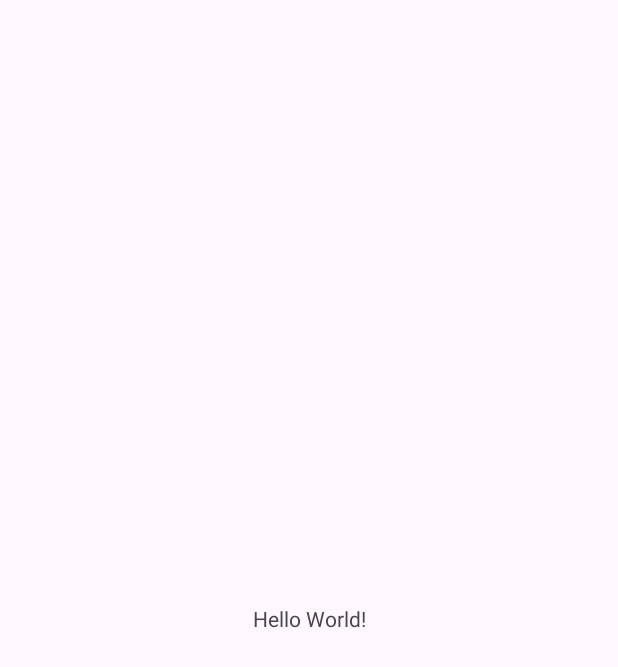
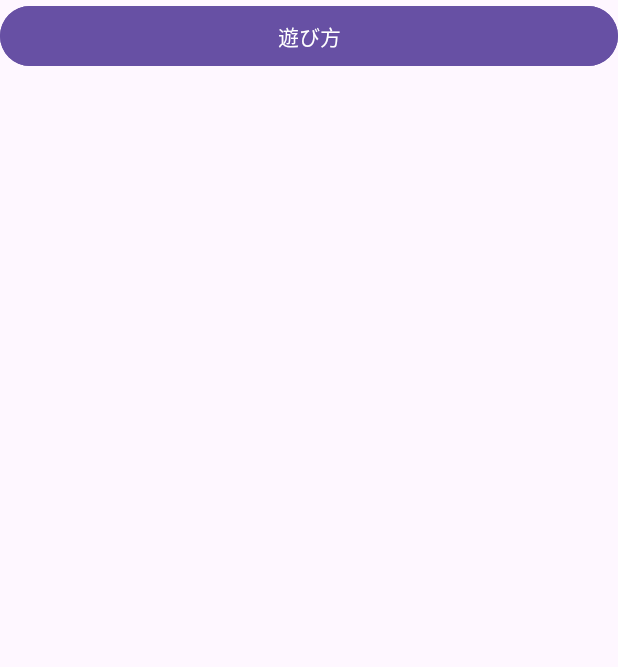
Before and after one commit to Trident-Shakers/FullCommunication, an Android app: the screen it shows after launch (MainActivity), on a phone screen of 412 x 824 dp. Before the commit the part shown is almost empty. Shown: the top 667 px of the screen. Run offline under Robolectric (Android 15) with nearby library versions, the phone set to English and light mode, and no system bars.

Commit message:
MainActivitynにTitleFragmentを表示するようにした

```diff
--- a/app/src/main/java/org/shakers/fullcomunication/ui/MainActivity.java
+++ b/app/src/main/java/org/shakers/fullcomunication/ui/MainActivity.java
@@ -17,5 +17,10 @@ public class MainActivity extends AppCompatActivity {
         super.onCreate(savedInstanceState);
         EdgeToEdge.enable(this);
         setContentView(R.layout.activity_main);
+
+        // Title Fragmentを読み込むようにする
+        getSupportFragmentManager().beginTransaction()
+                .replace(R.id.nav_host_fragment, new TitleFragment())
+                .commit();
     }
 }
--- a/app/src/main/res/layout/activity_main.xml
+++ b/app/src/main/res/layout/activity_main.xml
@@ -7,13 +7,11 @@
     android:layout_height="match_parent"
     tools:context=".ui.MainActivity">
 
-    <TextView
-        android:layout_width="wrap_content"
-        android:layout_height="wrap_content"
-        android:text="Hello World!"
-        app:layout_constraintBottom_toBottomOf="parent"
-        app:layout_constraintEnd_toEndOf="parent"
-        app:layout_constraintStart_toStartOf="parent"
-        app:layout_constraintTop_toTopOf="parent" />
+    <androidx.fragment.app.FragmentContainerView
+        android:layout_width="match_parent"
+        android:layout_height="match_parent"
+        android:id="@+id/nav_host_fragment"
+        />
+
 
 </androidx.constraintlayout.widget.ConstraintLayout>
--- a/app/src/main/res/layout/fragment_title.xml
+++ b/app/src/main/res/layout/fragment_title.xml
@@ -6,9 +6,14 @@
     tools:context=".ui.TitleFragment">
 
     <!-- TODO: Update blank fragment layout -->
-    <TextView
+    <Button
         android:layout_width="match_parent"
-        android:layout_height="match_parent"
-        android:text="@string/hello_blank_fragment" />
+        android:layout_height="wrap_content"
+        android:text="はじめる" />
+
+    <Button
+        android:layout_width="match_parent"
+        android:layout_height="wrap_content"
+        android:text="遊び方" />
 
 </FrameLayout>
```
